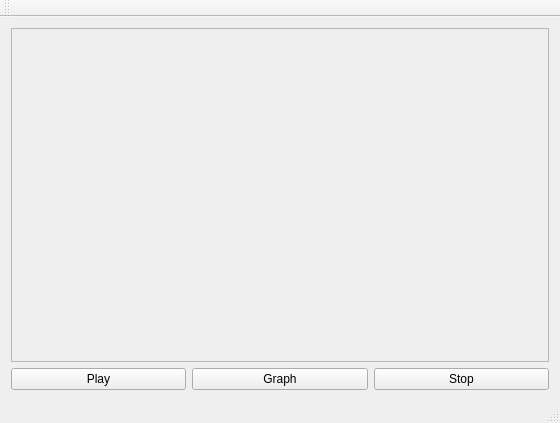
This is mainwindow.ui in jordan9001/SpectrumDraw as Qt 5 draws it before an edit. The edited form follows.
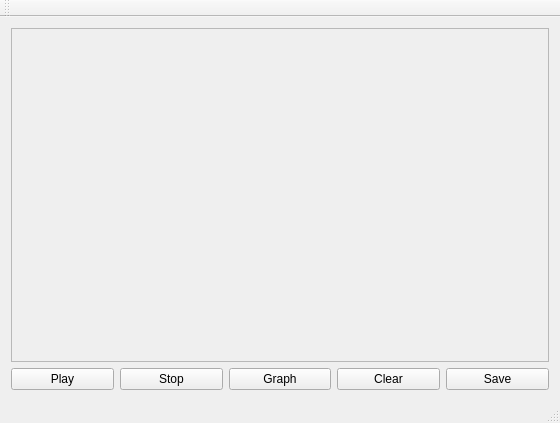
This is the edited form.

Commit message: added some functionality, clear grid and early stop. Next, saving

Diff of the .ui file:
```diff
--- a/mainwindow.ui
+++ b/mainwindow.ui
@@ -44,13 +44,6 @@
         </property>
        </widget>
       </item>
-      <item>
-       <widget class="QPushButton" name="GraphButton">
-        <property name="text">
-         <string>Graph</string>
-        </property>
-       </widget>
-      </item>
       <item>
        <widget class="QPushButton" name="StopButton">
         <property name="text">
@@ -58,6 +51,27 @@
         </property>
        </widget>
       </item>
+      <item>
+       <widget class="QPushButton" name="GraphButton">
+        <property name="text">
+         <string>Graph</string>
+        </property>
+       </widget>
+      </item>
+      <item>
+       <widget class="QPushButton" name="ClearButton">
+        <property name="text">
+         <string>Clear</string>
+        </property>
+       </widget>
+      </item>
+      <item>
+       <widget class="QPushButton" name="SaveButton">
+        <property name="text">
+         <string>Save</string>
+        </property>
+       </widget>
+      </item>
      </layout>
     </item>
    </layout>
```
The commit also changes 4 other files.
